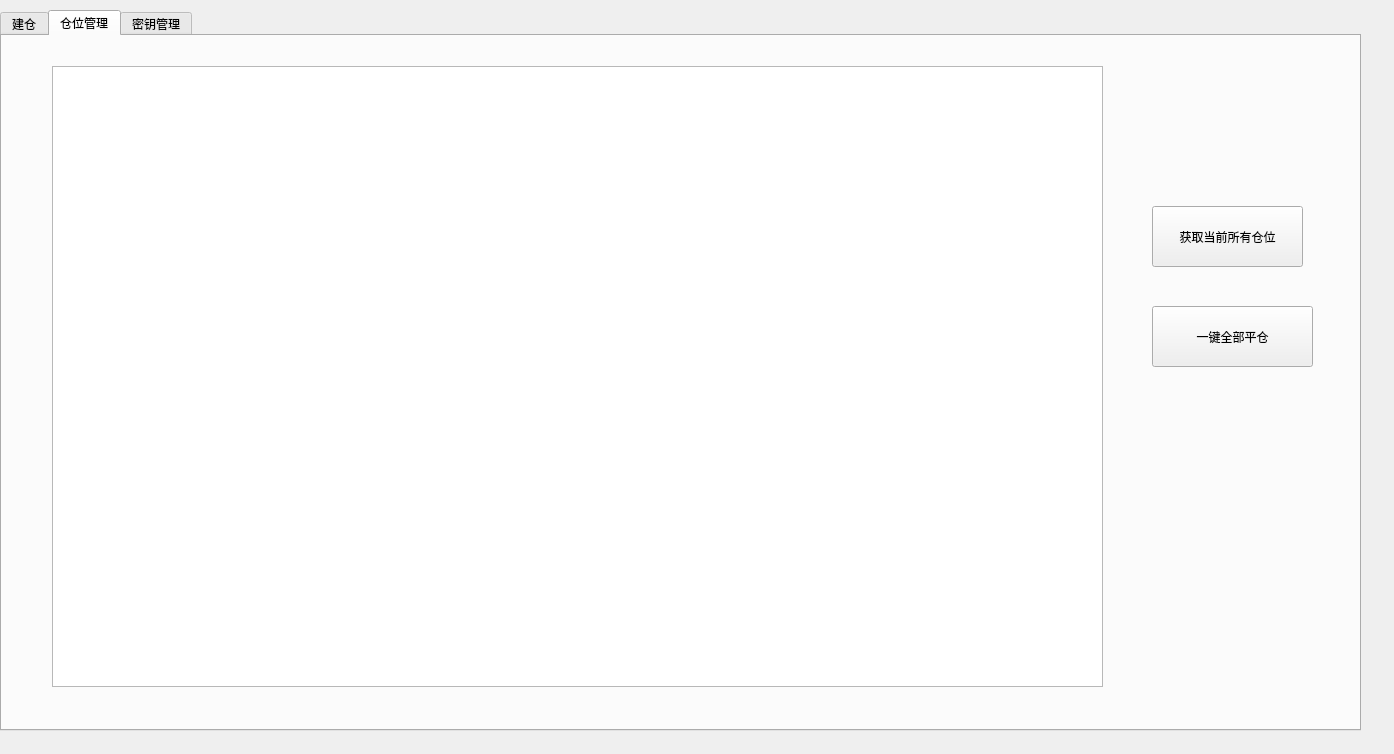
Qt form form.ui (youngqqcn/binance-future-batch-tool) before a commit.
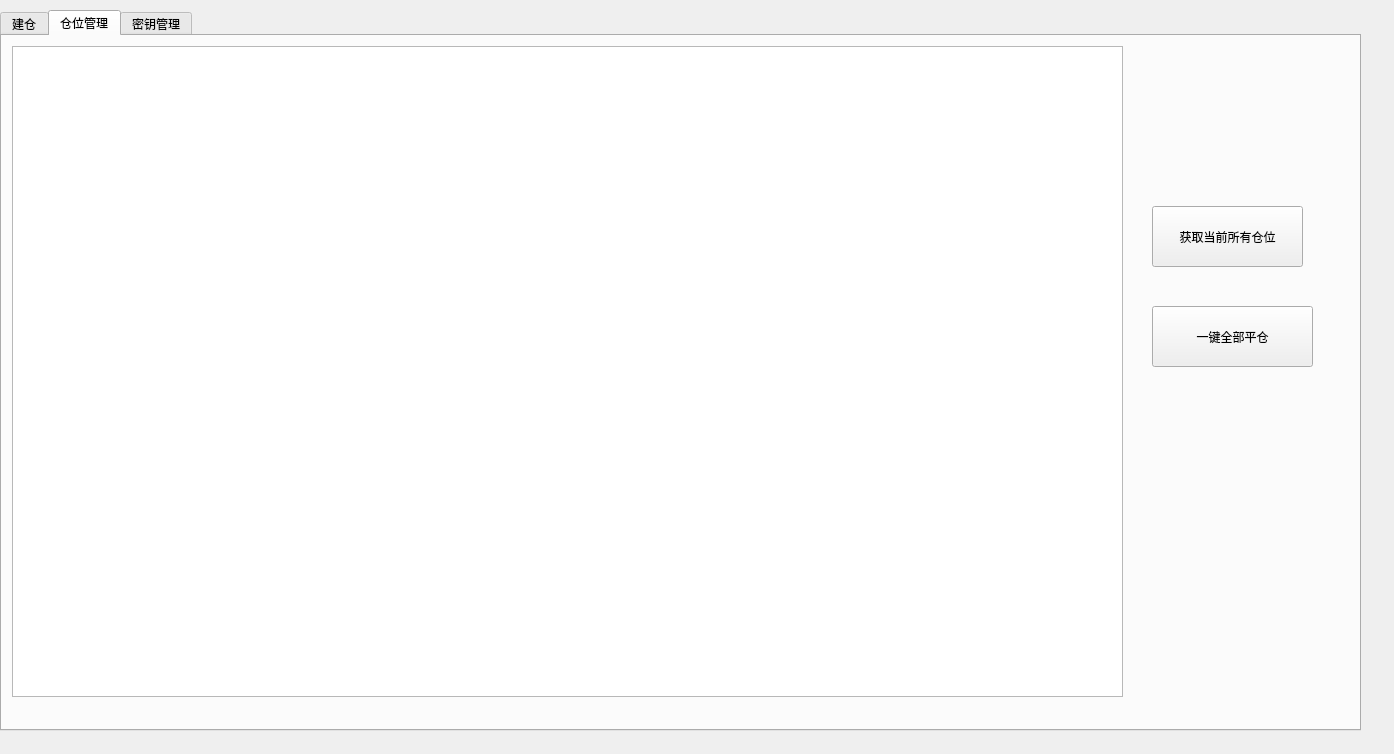
The same form after that commit. The open tabs and pages were chosen to show the change.

Commit message: 测试通过

Patch:
```diff
--- a/form.ui
+++ b/form.ui
@@ -258,10 +258,10 @@
     <widget class="QTableView" name="tableView_2">
      <property name="geometry">
       <rect>
-       <x>50</x>
-       <y>30</y>
-       <width>1051</width>
-       <height>621</height>
+       <x>10</x>
+       <y>10</y>
+       <width>1111</width>
+       <height>651</height>
       </rect>
      </property>
     </widget>
```
Left out of the diff: 20 changed lines with no effect on the pictures. The commit also changes 2 other files.
